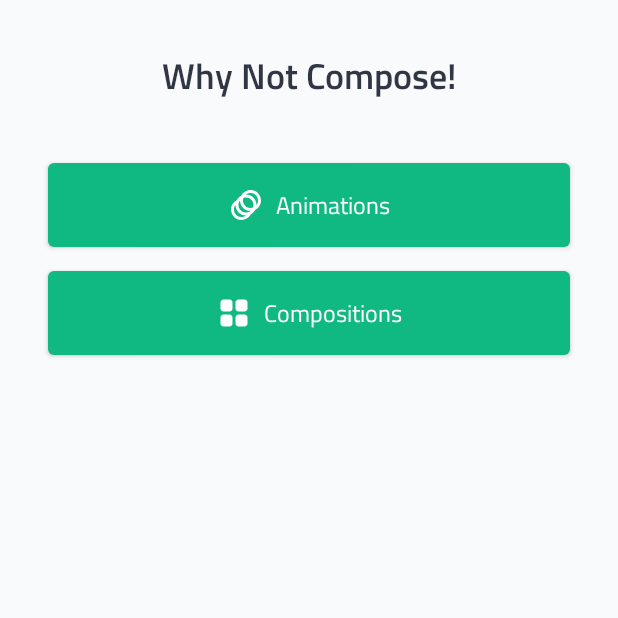
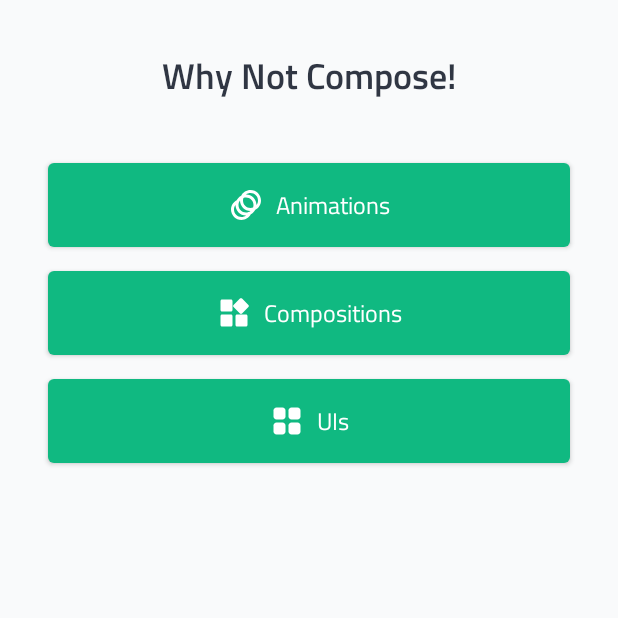
Before and after one commit to ImaginativeShohag/Why-Not-Compose, an Android app built with Jetpack Compose: the screen it shows after launch (MainActivity), on a phone screen of 412 x 824 dp, the top half of it. Run offline under Robolectric (Android 15) with nearby library versions, the phone set to English and light mode, and no system bars; our stand-ins replace Timber, accompanist; Roboto replaces fonts that are not available here.

Commit message:
UI graph, index added

```diff
--- a/app/src/main/java/org/imaginativeworld/whynotcompose/ui/screens/NavGraphMain.kt
+++ b/app/src/main/java/org/imaginativeworld/whynotcompose/ui/screens/NavGraphMain.kt
@@ -22,16 +22,18 @@ import org.imaginativeworld.whynotcompose.ui.screens.composition.radiobutton.Rad
 import org.imaginativeworld.whynotcompose.ui.screens.composition.switch.SwitchScreen
 import org.imaginativeworld.whynotcompose.ui.screens.home.index.HomeIndexScreen
 import org.imaginativeworld.whynotcompose.ui.screens.home.splash.SplashScreen
+import org.imaginativeworld.whynotcompose.ui.screens.ui.index.UiIndexScreen
 
 sealed class Screen(val route: String) {
     object Home : Screen("home")
     object Animations : Screen("animation")
     object Compositions : Screen("composition")
+    object UI : Screen("ui")
 }
 
 sealed class HomeScreen(val route: String) {
-    object Splash : AnimationsScreen("splash")
-    object HomeIndex : AnimationsScreen("home/index")
+    object Splash : HomeScreen("splash")
+    object HomeIndex : HomeScreen("home/index")
 }
 
 sealed class AnimationsScreen(val route: String) {
@@ -57,6 +59,13 @@ sealed class CompositionsScreen(val route: String) {
     object CompositionsTextField : CompositionsScreen("composition/textfield")
 }
 
+sealed class UiScreen(val route: String) {
+    object UiIndex : UiScreen("animation/index")
+
+    object UiWebView : UiScreen("animation/webview")
+    object UiMapView : UiScreen("animation/mapview")
+}
+
 // ================================================================
 // NavHost
 // ================================================================
@@ -78,6 +87,9 @@ fun NavHostMain(
             navController = navController
         )
         addCompositionScreens(
+            navController = navController
+        )
+        addUiScreens(
             navController = navController
         )
     }
@@ -189,6 +201,29 @@ private fun NavGraphBuilder.addCompositionScreens(
     }
 }
 
+private fun NavGraphBuilder.addUiScreens(
+    navController: NavHostController,
+) {
+    navigation(
+        route = Screen.UI.route,
+        startDestination = AnimationsScreen.AnimationIndex.route
+    ) {
+        addUiIndexScreen(
+            navController = navController
+        )
+
+        // Below compositions will be just few lines.
+        // So, we will not use functions for those.
+        composable(UiScreen.UiWebView.route) {
+            BlankScreen()
+        }
+
+        composable(UiScreen.UiMapView.route) {
+            BlankScreen()
+        }
+    }
+}
+
 // ================================================================
 // Leaf Screens
 // ================================================================
@@ -218,11 +253,8 @@ private fun NavGraphBuilder.addHomeIndexScreen(
 ) {
     composable(HomeScreen.HomeIndex.route) {
         HomeIndexScreen(
-            gotoAnimationIndex = {
-                navController.navigate(Screen.Animations.route)
-            },
-            gotoCompositionIndex = {
-                navController.navigate(Screen.Compositions.route)
+            navigate = { screen ->
+                navController.navigate(screen.route)
             }
         )
     }
@@ -252,6 +284,20 @@ private fun NavGraphBuilder.addCompositionIndexScreen(
     }
 }
 
+// ----------------------------------------------------------------
+
+private fun NavGraphBuilder.addUiIndexScreen(
+    navController: NavHostController,
+) {
+    composable(UiScreen.UiIndex.route) {
+        UiIndexScreen(
+            navigate = { screen ->
+                navController.navigate(screen.route)
+            }
+        )
+    }
+}
+
 // ================================================================
 // Blank Screen
 // ================================================================
--- a/app/src/main/java/org/imaginativeworld/whynotcompose/ui/screens/home/index/HomeIndexScreen.kt
+++ b/app/src/main/java/org/imaginativeworld/whynotcompose/ui/screens/home/index/HomeIndexScreen.kt
@@ -15,12 +15,12 @@ import androidx.compose.ui.tooling.preview.Preview
 import androidx.compose.ui.unit.dp
 import org.imaginativeworld.whynotcompose.R
 import org.imaginativeworld.whynotcompose.ui.screens.AppComponent
+import org.imaginativeworld.whynotcompose.ui.screens.Screen
 import org.imaginativeworld.whynotcompose.ui.theme.AppTheme
 
 @Composable
 fun HomeIndexScreen(
-    gotoAnimationIndex: () -> Unit = {},
-    gotoCompositionIndex: () -> Unit = {},
+    navigate: (Screen) -> Unit = {},
 ) {
 
     val scroll = rememberScrollState()
@@ -41,15 +41,23 @@ fun HomeIndexScreen(
                 icon = R.drawable.ic_round_animation_24,
                 name = "Animations",
                 onClick = {
-                    gotoAnimationIndex()
+                    navigate(Screen.Animations)
+                }
+            )
+
+            ModuleButton(
+                icon = R.drawable.ic_round_widgets_24,
+                name = "Compositions",
+                onClick = {
+                    navigate(Screen.Compositions)
                 }
             )
 
             ModuleButton(
                 icon = R.drawable.ic_round_grid_view_24,
-                name = "Compositions",
+                name = "UIs",
                 onClick = {
-                    gotoCompositionIndex()
+                    navigate(Screen.UI)
                 }
             )
         }
--- /dev/null
+++ b/app/src/main/res/drawable/ic_round_widgets_24.xml
@@ -0,0 +1,10 @@
+<vector xmlns:android="http://schemas.android.com/apk/res/android"
+    android:width="24dp"
+    android:height="24dp"
+    android:viewportWidth="24"
+    android:viewportHeight="24"
+    android:tint="?attr/colorControlNormal">
+    <path
+        android:fillColor="@android:color/white"
+        android:pathData="M13,14v6c0,0.55 0.45,1 1,1h6c0.55,0 1,-0.45 1,-1v-6c0,-0.55 -0.45,-1 -1,-1h-6c-0.55,0 -1,0.45 -1,1zM4,21h6c0.55,0 1,-0.45 1,-1v-6c0,-0.55 -0.45,-1 -1,-1L4,13c-0.55,0 -1,0.45 -1,1v6c0,0.55 0.45,1 1,1zM3,4v6c0,0.55 0.45,1 1,1h6c0.55,0 1,-0.45 1,-1L11,4c0,-0.55 -0.45,-1 -1,-1L4,3c-0.55,0 -1,0.45 -1,1zM15.95,2.4L11.7,6.64c-0.39,0.39 -0.39,1.02 0,1.41l4.25,4.25c0.39,0.39 1.02,0.39 1.41,0l4.25,-4.25c0.39,-0.39 0.39,-1.02 0,-1.41L17.37,2.4c-0.39,-0.39 -1.03,-0.39 -1.42,0z" />
+</vector>
```
Also changed, not shown: app/src/main/java/org/imaginativeworld/whynotcompose/ui/screens/ui/index/UiIndexScreen.kt (added, +76 -0 lines), app/src/main/java/org/imaginativeworld/whynotcompose/ui/screens/ui/index/UiList.kt (added, +21 -0 lines).
